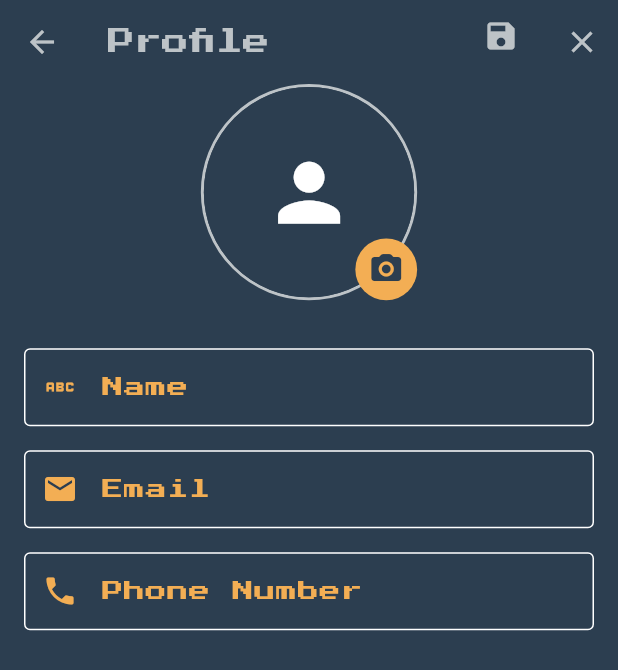
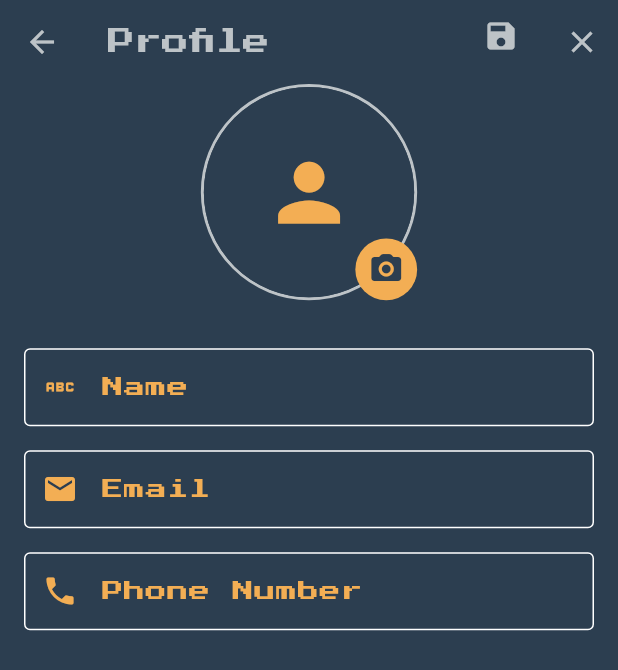
Before and after one commit to FaaiqKhan/muscles_builder, a Flutter app: the ProfileScreen screen opened directly, after a tap on the "create" icon, on a phone screen of 412 x 824 dp. Shown: the top 670 px of the screen. Run offline on Flutter 3.47's test engine with Material 3 defaults, Android fonts, the phone set to English and light mode, and no system bars; our stand-ins replace bloc, equatable, firebase_auth, firebase_core, flutter_bloc, get_it and 3 more; missing offline and left inert: flame, flame_audio; accounts and stored records are empty; network calls fail.

Commit message:
animated button update and profile screen ui update

```diff
--- a/lib/cubits/profile/profile_cubit.dart
+++ b/lib/cubits/profile/profile_cubit.dart
@@ -6,15 +6,10 @@ part 'profile_state.dart';
 class ProfileCubit extends Cubit<ProfileState> {
   ProfileCubit() : super(const ProfileInitial(false));
 
-  void enableEditing() {
+  void toggleEditing() {
+    print(state.isEditing);
     emit(
-      const EditProfile(true),
-    );
-  }
-
-  void disableEditing() {
-    emit(
-      const EditProfile(false),
+      EditProfile(!state.isEditing)
     );
   }
 }
--- a/lib/screens/profile_screen.dart
+++ b/lib/screens/profile_screen.dart
@@ -35,6 +35,14 @@ class ProfileScreen extends StatelessWidget with Validator {
           actions: [
             ExpandableFab(
               distance: 50,
+              callback: (isOpen) {
+                debugPrint(isOpen.toString());
+                if (isOpen) {
+                  _profileCubit.toggleEditing();
+                } else {
+                  _profileCubit.toggleEditing();
+                }
+              },
               children: [
                 IconButton(
                   onPressed: () {},
@@ -50,7 +58,11 @@ class ProfileScreen extends StatelessWidget with Validator {
             children: [
               Column(
                 children: [
-                  Stack(
+                  BlocBuilder<ProfileCubit, ProfileState>(
+                    buildWhen: (prevState, currentState) =>
+                        prevState.isEditing != currentState.isEditing,
+                    builder: (context, state) {
+                      return Stack(
                         alignment: Alignment.bottomRight,
                         children: [
                           Container(
@@ -59,7 +71,9 @@ class ProfileScreen extends StatelessWidget with Validator {
                             alignment: Alignment.center,
                             decoration: BoxDecoration(
                               border: Border.all(
-                            color: Theme.of(context).colorScheme.onPrimary,
+                                color: _profileCubit.state.isEditing
+                                    ? Theme.of(context).colorScheme.onPrimary
+                                    : Theme.of(context).colorScheme.secondary,
                                 width: 2,
                               ),
                               borderRadius: BorderRadius.circular(100),
@@ -70,16 +84,23 @@ class ProfileScreen extends StatelessWidget with Validator {
                               radius: 100,
                               child: Icon(
                                 Icons.person,
-                            color: Colors.white,
+                                color: Theme.of(context)
+                                    .colorScheme
+                                    .onPrimaryFixed,
                                 size: MediaQuery.of(context).size.width * 0.15,
                               ),
                             ),
                           ),
-                      Container(
+                          Visibility(
+                            visible: _profileCubit.state.isEditing,
+                            replacement: const SizedBox.shrink(),
+                            child: Container(
                               width: MediaQuery.of(context).size.width * 0.1,
                               height: MediaQuery.of(context).size.width * 0.1,
                               decoration: BoxDecoration(
-                          color: Theme.of(context).colorScheme.onPrimaryFixed,
+                                color: Theme.of(context)
+                                    .colorScheme
+                                    .onPrimaryFixed,
                                 borderRadius: BorderRadius.circular(100),
                               ),
                               child: IconButton(
@@ -89,8 +110,11 @@ class ProfileScreen extends StatelessWidget with Validator {
                                   color: Theme.of(context).colorScheme.primary,
                                 ),
                               ),
+                            ),
                           )
                         ],
+                      );
+                    },
                   ),
                   Expanded(
                     child: Form(
@@ -99,13 +123,18 @@ class ProfileScreen extends StatelessWidget with Validator {
                         padding: const EdgeInsets.symmetric(
                           horizontal: Spacings.contentSpacingOf16,
                         ),
-                        child: Column(
+                        child: BlocBuilder<ProfileCubit, ProfileState>(
+                          buildWhen: (prevState, currentState) =>
+                              prevState.isEditing != currentState.isEditing,
+                          builder: (context, state) {
+                            return Column(
                               crossAxisAlignment: CrossAxisAlignment.center,
                               children: [
                                 const SizedBox(
                                   height: Spacings.contentSpacingOf32,
                                 ),
                                 TextFormField(
+                                  enabled: _profileCubit.state.isEditing,
                                   keyboardType: TextInputType.name,
                                   cursorColor:
                                       Theme.of(context).colorScheme.onPrimary,
@@ -113,8 +142,9 @@ class ProfileScreen extends StatelessWidget with Validator {
                                       .textTheme
                                       .bodyMedium
                                       ?.copyWith(
-                                    color:
-                                        Theme.of(context).colorScheme.onPrimary,
+                                        color: Theme.of(context)
+                                            .colorScheme
+                                            .onPrimary,
                                       ),
                                   decoration: InputDecoration(
                                     labelText: "Name",
@@ -135,14 +165,16 @@ class ProfileScreen extends StatelessWidget with Validator {
                                         ),
                                     focusedBorder: OutlineInputBorder(
                                       borderSide: BorderSide(
-                                    color:
-                                        Theme.of(context).colorScheme.onPrimary,
+                                        color: Theme.of(context)
+                                            .colorScheme
+                                            .onPrimary,
                                         width: 1.0,
                                       ),
                                       borderRadius: const BorderRadius.all(
                                         Radius.circular(15.0),
                                       ),
                                     ),
+                                    disabledBorder: const OutlineInputBorder(),
                                   ),
                                   validator: validateName,
                                 ),
@@ -150,6 +182,7 @@ class ProfileScreen extends StatelessWidget with Validator {
                                   height: Spacings.contentSpacingOf16,
                                 ),
                                 TextFormField(
+                                  enabled: _profileCubit.state.isEditing,
                                   keyboardType: TextInputType.emailAddress,
                                   cursorColor:
                                       Theme.of(context).colorScheme.onPrimary,
@@ -157,8 +190,9 @@ class ProfileScreen extends StatelessWidget with Validator {
                                       .textTheme
                                       .bodyMedium
                                       ?.copyWith(
-                                    color:
-                                        Theme.of(context).colorScheme.onPrimary,
+                                        color: Theme.of(context)
+                                            .colorScheme
+                                            .onPrimary,
                                       ),
                                   decoration: InputDecoration(
                                     labelText: "Email",
@@ -179,14 +213,16 @@ class ProfileScreen extends StatelessWidget with Validator {
                                         ),
                                     focusedBorder: OutlineInputBorder(
                                       borderSide: BorderSide(
-                                    color:
-                                        Theme.of(context).colorScheme.onPrimary,
+                                        color: Theme.of(context)
+                                            .colorScheme
+                                            .onPrimary,
                                         width: 1.0,
                                       ),
                                       borderRadius: const BorderRadius.all(
                                         Radius.circular(15.0),
                                       ),
                                     ),
+                                    disabledBorder: const OutlineInputBorder(),
                                   ),
                                   validator: validateEmail,
                                 ),
@@ -194,6 +230,7 @@ class ProfileScreen extends StatelessWidget with Validator {
                                   height: Spacings.contentSpacingOf16,
                                 ),
                                 TextFormField(
+                                  enabled: _profileCubit.state.isEditing,
                                   keyboardType: TextInputType.phone,
                                   cursorColor:
                                       Theme.of(context).colorScheme.onPrimary,
@@ -201,8 +238,9 @@ class ProfileScreen extends StatelessWidget with Validator {
                                       .textTheme
                                       .bodyMedium
                                       ?.copyWith(
-                                    color:
-                                        Theme.of(context).colorScheme.onPrimary,
+                                        color: Theme.of(context)
+                                            .colorScheme
+                                            .onPrimary,
                                       ),
                                   decoration: InputDecoration(
                                     labelText: "Phone Number",
@@ -223,18 +261,22 @@ class ProfileScreen extends StatelessWidget with Validator {
                                         ),
                                     focusedBorder: OutlineInputBorder(
                                       borderSide: BorderSide(
-                                    color:
-                                        Theme.of(context).colorScheme.onPrimary,
+                                        color: Theme.of(context)
+                                            .colorScheme
+                                            .onPrimary,
                                         width: 1.0,
                                       ),
                                       borderRadius: const BorderRadius.all(
                                         Radius.circular(15.0),
                                       ),
                                     ),
+                                    disabledBorder: const OutlineInputBorder(),
                                   ),
                                   validator: validatePhoneNumber,
                                 ),
                               ],
+                            );
+                          },
                         ),
                       ),
                     ),
--- /dev/null
+++ b/lib/types.dart
@@ -0,0 +1 @@
+typedef BoolCallback = void Function(bool val);
--- a/lib/widgets/animated_edit_buttons.dart
+++ b/lib/widgets/animated_edit_buttons.dart
@@ -1,11 +1,13 @@
 import 'dart:math' as math;
 
 import 'package:flutter/material.dart';
+import 'package:muscles_builder/types.dart';
 
 class ExpandableFab extends StatefulWidget {
   const ExpandableFab({
     super.key,
     this.initialOpen,
+    this.callback,
     required this.distance,
     required this.children,
   });
@@ -13,6 +15,7 @@ class ExpandableFab extends StatefulWidget {
   final bool? initialOpen;
   final int distance;
   final List<Widget> children;
+  final BoolCallback? callback;
 
   @override
   State<ExpandableFab> createState() => _ExpandableFabState();
@@ -53,6 +56,9 @@ class _ExpandableFabState extends State<ExpandableFab>
         _controller.forward();
       } else {
         _controller.reverse();
+      }
+      if (widget.callback != null) {
+        widget.callback!(_open);
       }
     });
   }
```
Lines whose indentation alone changed are shown as unchanged.
